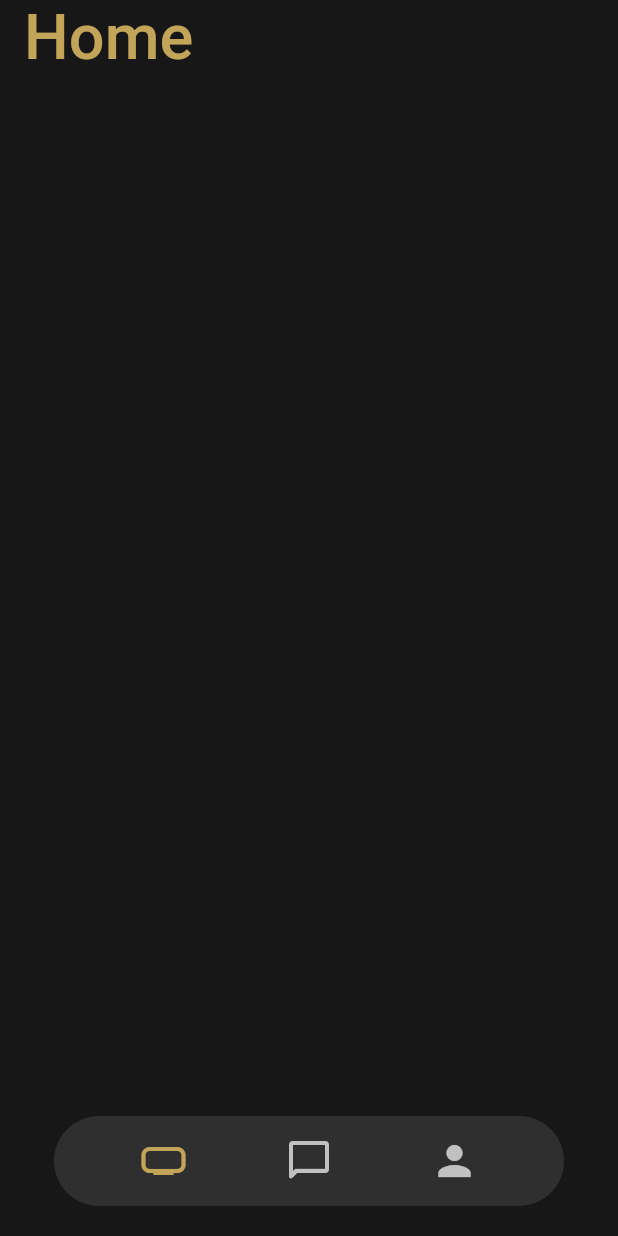
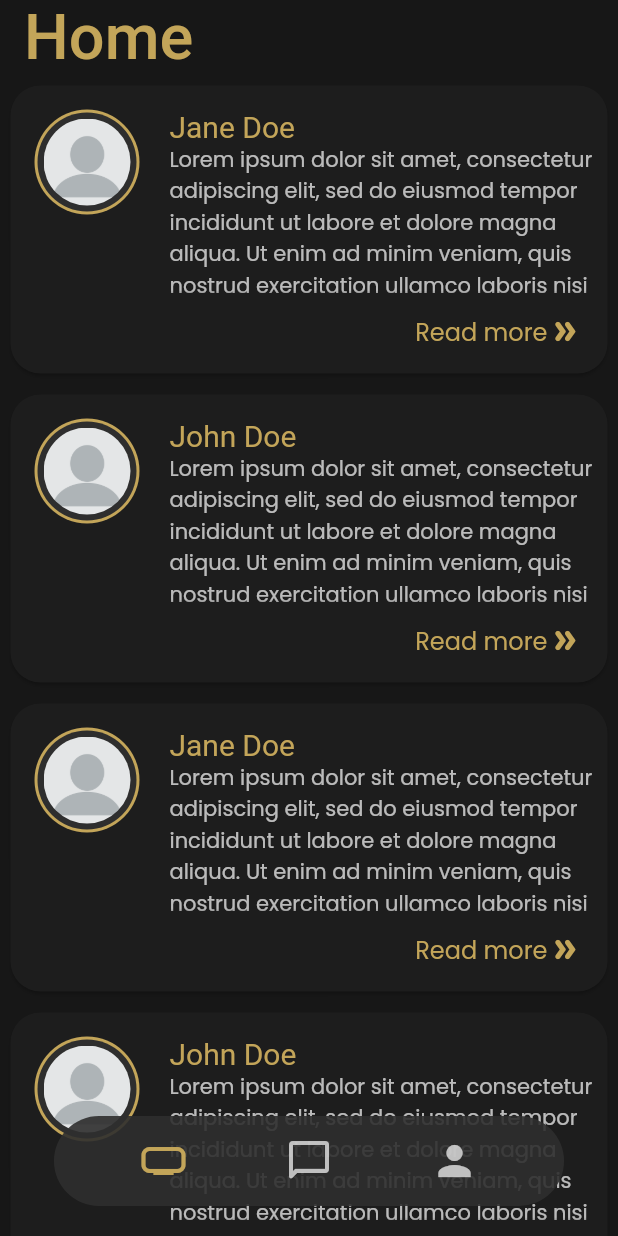
Before and after one commit to Drysen1/Flutter_Social_Network_UI_Concept, a Flutter app: the screen it shows after launch, on a phone screen of 412 x 824 dp. Run offline on Flutter 3.47's test engine with Material 2 defaults, Android fonts, the phone set to English and light mode, and no system bars; our stand-ins replace equatable, flutter_bloc, google_fonts.

Commit message:
Added UI and partly logic to Home screen.

```diff
--- /dev/null
+++ b/lib/blocs/home/home_bloc.dart
@@ -0,0 +1,29 @@
+import 'package:flutter_bloc/flutter_bloc.dart';
+import 'package:flutter_social_network_ui_concept/blocs/home/home_event.dart';
+import 'package:flutter_social_network_ui_concept/blocs/home/home_state.dart';
+import 'package:flutter_social_network_ui_concept/models/profileModel.dart';
+import 'package:flutter_social_network_ui_concept/repository/profileRepository.dart';
+
+class HomeBloc extends Bloc<HomeEvent, HomeState> {
+  HomeBloc() : super(InitalHomeState());
+
+  @override
+  Stream<HomeState> mapEventToState(HomeEvent event) async* {
+    if(event is LoadProfilesEvent){
+      yield* _mapLoadProfilesEventToState(event);
+    } else if(event is ProfileClickedEvent){
+
+    }
+  }
+
+  Stream<HomeState> _mapLoadProfilesEventToState(LoadProfilesEvent event) async*{
+    yield ProfilesLoadingState();
+    var profiles = _getProfiles();
+    yield ProfilesLoadedState(profiles);
+  }
+
+  List<ProfileModel> _getProfiles(){
+    var profileReopsitory = ProfileRepository();
+    return profileReopsitory.getProfiles();
+  }
+}
--- /dev/null
+++ b/lib/blocs/home/home_event.dart
@@ -0,0 +1,15 @@
+import 'package:equatable/equatable.dart';
+import 'package:flutter_social_network_ui_concept/models/profileModel.dart';
+
+class HomeEvent extends Equatable{
+  const HomeEvent();
+  @override
+  List<Object?> get props => [];
+}
+
+class LoadProfilesEvent extends HomeEvent{}
+
+class ProfileClickedEvent extends HomeEvent{
+  final ProfileModel profile;
+  ProfileClickedEvent(this.profile);
+}
--- /dev/null
+++ b/lib/blocs/home/home_state.dart
@@ -0,0 +1,18 @@
+import 'package:equatable/equatable.dart';
+import 'package:flutter_social_network_ui_concept/models/profileModel.dart';
+
+class HomeState extends Equatable{
+  const HomeState();
+  @override
+  List<Object?> get props => [];
+}
+
+class InitalHomeState extends HomeState{}
+
+class ProfilesLoadingState extends HomeState{}
+
+class ProfilesLoadedState extends HomeState{
+  final List<ProfileModel> profiles;
+
+  ProfilesLoadedState(this.profiles);
+}
--- a/lib/main.dart
+++ b/lib/main.dart
@@ -13,6 +13,7 @@ class MyApp extends StatelessWidget {
       debugShowCheckedModeBanner: false,
       title: 'Flutter Demo',
       theme: ThemeData(
+        brightness: Brightness.dark,
         backgroundColor: Color.fromARGB(255, 23, 23, 23),
         primaryColor: Color.fromARGB(255, 195, 165, 89),
         //primarySwatch: Colors.blue,
--- /dev/null
+++ b/lib/models/profileModel.dart
@@ -0,0 +1,10 @@
+class ProfileModel {
+  int id;
+  String firstName;
+  String lastName;
+  String information;
+  String location;
+  String image;
+
+  ProfileModel(this.id, this.firstName, this.lastName, this.information, this.location, this.image);
+}
--- /dev/null
+++ b/lib/repository/profileRepository.dart
@@ -0,0 +1,20 @@
+import 'package:flutter_social_network_ui_concept/models/profileModel.dart';
+
+class ProfileRepository {
+  List<ProfileModel> getProfiles(){
+    List<ProfileModel> profiles = [];
+
+    var janeDoe = ProfileModel(0, "Jane", "Doe", "Lorem ipsum dolor sit amet, consectetur adipiscing elit, sed do eiusmod tempor incididunt ut labore et dolore magna aliqua. Ut enim ad minim veniam, quis nostrud exercitation ullamco laboris nisi ut aliquip ex ea commodo consequat.", "City, Country", 'assets/images/profileImage.png');
+    var johnDoe = ProfileModel(0, "John", "Doe", "Lorem ipsum dolor sit amet, consectetur adipiscing elit, sed do eiusmod tempor incididunt ut labore et dolore magna aliqua. Ut enim ad minim veniam, quis nostrud exercitation ullamco laboris nisi ut aliquip ex ea commodo consequat.", "City, Country", 'assets/images/profileImage.png');
+
+    for( var i = 0 ; i < 30; i++ ) {
+      if(i % 2 == 0){
+        profiles.add(janeDoe);
+      } else {
+        profiles.add(johnDoe);
+      }
+    }
+
+    return profiles;
+  }
+}
--- a/lib/screens/homeScreen.dart
+++ b/lib/screens/homeScreen.dart
@@ -1,4 +1,8 @@
 import 'package:flutter/material.dart';
+import 'package:flutter_bloc/flutter_bloc.dart';
+import 'package:flutter_social_network_ui_concept/blocs/home/home_bloc.dart';
+import 'package:flutter_social_network_ui_concept/blocs/home/home_event.dart';
+import 'package:flutter_social_network_ui_concept/widgets/home/profilesGridView.dart';
 
 class HomeScreen extends StatefulWidget {
   const HomeScreen({ Key? key }) : super(key: key);
@@ -8,12 +12,23 @@ class HomeScreen extends StatefulWidget {
 }
 
 class _HomeScreenState extends State<HomeScreen> {
+  late HomeBloc _homeBloc;
+  late ScrollController _scrollController;
+  @override
+  void initState() {
+    _homeBloc = BlocProvider.of<HomeBloc>(context);
+    _homeBloc.add(LoadProfilesEvent());
+    _scrollController = ScrollController();
+    super.initState();
+  }
+
   @override
   Widget build(BuildContext context) {
-    return SafeArea(
-      child: Container(
-        padding: EdgeInsets.all(20),
-      )
+    return Scrollbar(
+      controller: _scrollController,
+      isAlwaysShown: false,
+      showTrackOnHover: true,
+      child: ProfilesGridView(scrollController: _scrollController,),
     );
   }
 }
--- a/lib/screens/tabScreen.dart
+++ b/lib/screens/tabScreen.dart
@@ -1,4 +1,6 @@
 import 'package:flutter/material.dart';
+import 'package:flutter_bloc/flutter_bloc.dart';
+import 'package:flutter_social_network_ui_concept/blocs/home/home_bloc.dart';
 import 'package:flutter_social_network_ui_concept/screens/homeScreen.dart';
 import 'package:flutter_social_network_ui_concept/screens/messagesScreen.dart';
 import 'package:flutter_social_network_ui_concept/screens/profileScreen.dart';
@@ -61,7 +63,10 @@ class _TabScreenState extends State<TabScreen> {
       physics: NeverScrollableScrollPhysics(),
       scrollDirection: Axis.horizontal,
       children: [
-        HomeScreen(),
+        BlocProvider(
+          create: (context) => HomeBloc(),
+          child: HomeScreen()
+        ),
         MessagesScreen(),
         ProfileScreen()
       ],
--- a/lib/widgets/floatingBottomAppBar.dart
+++ b/lib/widgets/floatingBottomAppBar.dart
@@ -31,7 +31,7 @@ class _FloatingBottomAppBarState extends State<FloatingBottomAppBar> {
     return Container(
       decoration: BoxDecoration(
         borderRadius: BorderRadius.circular(30),
-        color: Colors.white.withOpacity(0.1),
+        color: Color.fromARGB(255, 46, 46, 46).withOpacity(0.9)
       ),
       height: 60,
       width: 340,
--- /dev/null
+++ b/lib/widgets/home/profilesGridView.dart
@@ -0,0 +1,138 @@
+import 'package:flutter/material.dart';
+import 'package:flutter_bloc/flutter_bloc.dart';
+import 'package:flutter_social_network_ui_concept/blocs/home/home_bloc.dart';
+import 'package:flutter_social_network_ui_concept/blocs/home/home_state.dart';
+import 'package:flutter_social_network_ui_concept/models/profileModel.dart';
+import 'package:flutter_social_network_ui_concept/widgets/profileImage.dart';
+import 'package:google_fonts/google_fonts.dart';
+
+class ProfilesGridView extends StatefulWidget {
+  final ScrollController scrollController;
+  const ProfilesGridView({ Key? key, required this.scrollController}) : super(key: key);
+
+  @override
+  _ProfilesGridViewState createState() => _ProfilesGridViewState();
+}
+
+class _ProfilesGridViewState extends State<ProfilesGridView> {
+  @override
+  Widget build(BuildContext context) {
+    return BlocBuilder<HomeBloc, HomeState>(
+      buildWhen: (oldState, newState){
+        return newState is ProfilesLoadedState;
+      },
+      builder: (context, state){
+        List<ProfileModel> profiles = [];
+        if(state is ProfilesLoadedState){
+          profiles = state.profiles;
+        }
+        return GridView.builder(
+          primary: false,
+          controller: this.widget.scrollController,
+          itemCount: profiles.length,
+          gridDelegate: SliverGridDelegateWithMaxCrossAxisExtent(
+            maxCrossAxisExtent: 500,
+            childAspectRatio: 2/1,
+            ),
+          itemBuilder: (context, index){
+            return _profileCard(profiles[index]);
+          }
+        );
+      }
+    );
+  }
+
+  Widget _profileCard(ProfileModel profile){
+    return Card(
+      margin: EdgeInsets.all(7),
+      shape: RoundedRectangleBorder(
+        borderRadius: BorderRadius.circular(20),
+      ),
+      color: Color.fromARGB(255, 29, 29, 29),
+      child: _inkWell(profile)
+    );
+  }
+
+  Widget _inkWell(ProfileModel profile){
+    return InkWell(
+      splashColor: Theme.of(context).primaryColor,
+      borderRadius: BorderRadius.circular(20),
+      child: Container(
+        padding: EdgeInsets.fromLTRB(16, 16, 8, 16),
+        child: _informationRow(profile)
+      ),
+      onTap: (){}
+    );
+  }
+
+  Widget _informationRow(ProfileModel profile){
+    return Row(
+      crossAxisAlignment: CrossAxisAlignment.start,
+      children: [
+        ProfileImage(image: profile.image),
+        SizedBox(width: 20,),
+        Expanded(
+          child: _informationColumn(profile)
+        )
+      ],
+    );
+  }
+
+  Widget _informationColumn(ProfileModel profile){
+    return Column(
+      crossAxisAlignment: CrossAxisAlignment.start,
+      mainAxisAlignment: MainAxisAlignment.start,
+      children: [
+        _nameText(profile.firstName, profile.lastName),
+        _informationText(profile.information),
+        SizedBox(height: 5,),
+        _moreArrow()
+      ],
+    );
+  }
+
+  Widget _moreArrow(){
+    return Row(
+      crossAxisAlignment: CrossAxisAlignment.center,
+      mainAxisAlignment: MainAxisAlignment.end,
+      children: [
+        Text(
+          "Read more",
+          style: GoogleFonts.poppins(
+            color: Theme.of(context).primaryColor,
+            fontSize: 16
+          ),
+        ),
+        Icon(
+          Icons.double_arrow_rounded,
+          size: 22,
+          color: Theme.of(context).primaryColor,
+        ),
+        SizedBox(width: 10,)
+      ],
+    );
+  }
+
+  Widget _nameText(String firstName, String lastName){
+    return Text(
+      "$firstName $lastName",
+      style: GoogleFonts.yesevaOne(
+        color: Theme.of(context).primaryColor,
+        fontSize: 20
+      )
+    );
+  }
+
+  Widget _informationText(String text){
+    return Expanded(
+      child: Text(
+        "$text",
+        style: GoogleFonts.poppins(
+          color: Colors.white70,
+          fontSize: 14
+        ),
+        overflow: TextOverflow.fade,
+      )
+    );
+  }
+}
--- /dev/null
+++ b/lib/widgets/profileImage.dart
@@ -0,0 +1,45 @@
+import 'package:flutter/material.dart';
+
+class ProfileImage extends StatefulWidget {
+  final String image;
+  const ProfileImage({ Key? key, required this.image }) : super(key: key);
+
+  @override
+  _ProfileImageState createState() => _ProfileImageState();
+}
+
+class _ProfileImageState extends State<ProfileImage> {
+  @override
+  Widget build(BuildContext context) {
+    return Container(
+      padding: EdgeInsets.all(2),
+      width: 70,
+      height: 70,
+      decoration: BoxDecoration(
+        borderRadius: BorderRadius.circular(35),
+        color: Theme.of(context).primaryColor,
+      ),
+      child: _innerContainer(),
+    );
+  }
+
+  Widget _innerContainer(){
+    return Container(
+      padding: EdgeInsets.all(4),
+      width: 68,
+      height: 68,
+      decoration: BoxDecoration(
+        borderRadius: BorderRadius.circular(35),
+        color: Color.fromARGB(255, 46, 46, 46),
+      ),
+      child: _roundImage()
+    );
+  }
+
+  Widget _roundImage(){
+    return ClipRRect(
+      borderRadius: BorderRadius.circular(35),
+      child: Image.asset(this.widget.image)
+    );
+  }
+}
--- a/pubspec.yaml
+++ b/pubspec.yaml
@@ -24,6 +24,8 @@ dependencies:
   flutter:
     sdk: flutter
   google_fonts: ^2.1.0
+  flutter_bloc: ^7.0.1
+  equatable: ^2.0.3
 
 
   # The following adds the Cupertino Icons font to your application.
@@ -39,7 +41,8 @@ dev_dependencies:
 
 # The following section is specific to Flutter.
 flutter:
-
+  assets:
+    - assets/images/profileImage.png
   # The following line ensures that the Material Icons font is
   # included with your application, so that you can use the icons in
   # the material Icons class.
```
Also changed, not shown: assets/images/profileImage.png (added), pubspec.lock.
